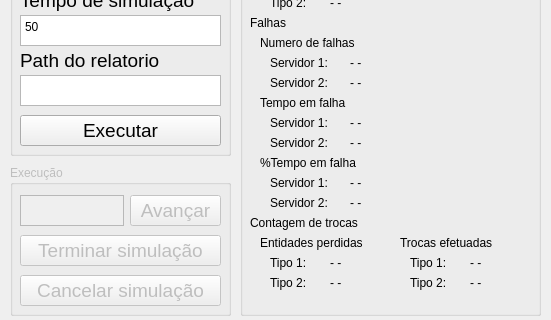
First picture: the form in mainwindow.ui, repository evandro-crr/modsim, before the edit; both pictures show x 0 to 551 and y 455 to 775 of the 551 by 775 pixel window.
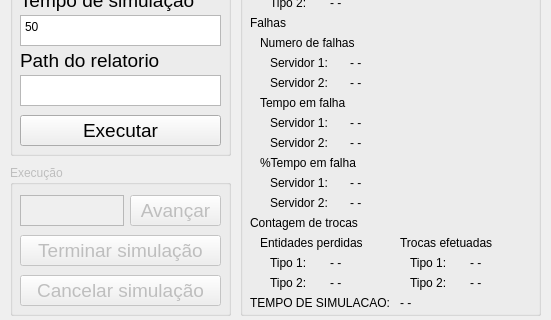
Second picture: the form after the edit.

Commit message: falhas e saida do sistema errados

The edit to the form file:
```diff
--- a/mainwindow.ui
+++ b/mainwindow.ui
@@ -1289,6 +1289,32 @@
       <string>- -</string>
      </property>
     </widget>
+    <widget class="QLabel" name="tempo">
+     <property name="geometry">
+      <rect>
+       <x>10</x>
+       <y>740</y>
+       <width>141</width>
+       <height>16</height>
+      </rect>
+     </property>
+     <property name="text">
+      <string>TEMPO DE SIMULACAO:</string>
+     </property>
+    </widget>
+    <widget class="QLabel" name="tempo_simulacao">
+     <property name="geometry">
+      <rect>
+       <x>160</x>
+       <y>740</y>
+       <width>141</width>
+       <height>16</height>
+      </rect>
+     </property>
+     <property name="text">
+      <string>- -</string>
+     </property>
+    </widget>
    </widget>
    <widget class="QGroupBox" name="simulacao">
     <property name="enabled">
```
The commit also changes 2 other files.
